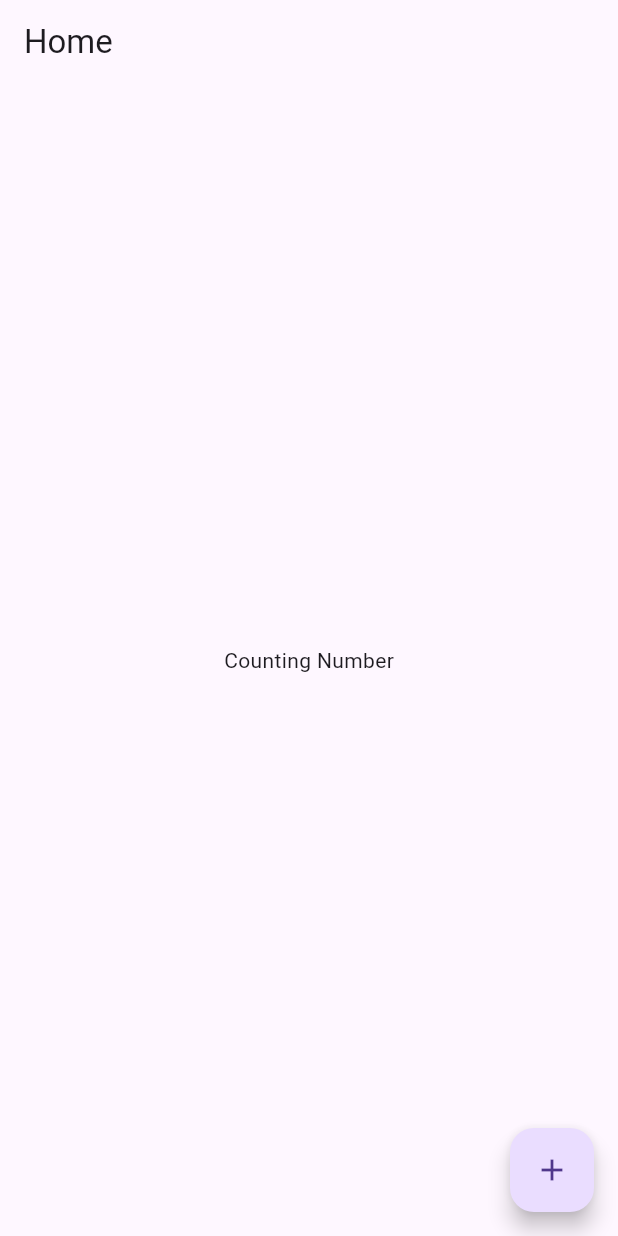
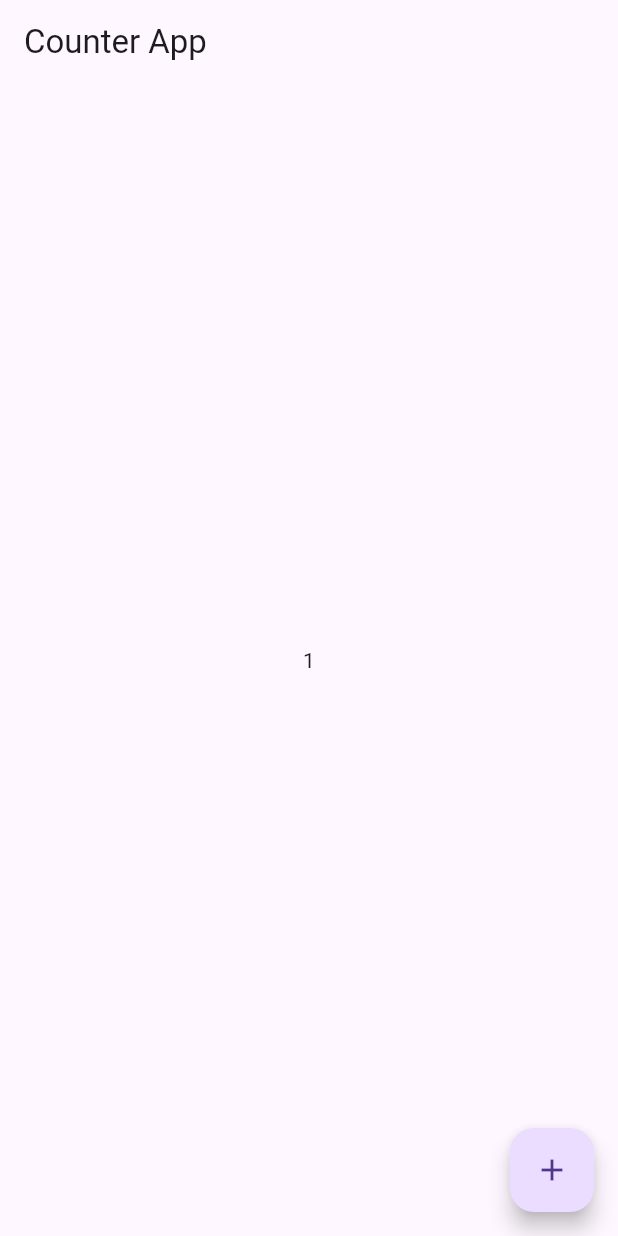
Before and after one commit to BongoCoderBD/counter_app, a Flutter app: the screen it shows after launch, after a tap on the "add" icon, on a phone screen of 412 x 824 dp. Run offline on Flutter 3.47's test engine with Material 3 defaults, Android fonts, the phone set to English and light mode, and no system bars.

Commit message:
This is Flutter Counter app part-2 and final

```diff
--- a/lib/Screens/home_screen.dart
+++ b/lib/Screens/home_screen.dart
@@ -7,20 +7,30 @@ class HomeScreen extends StatefulWidget {
     // TODO: implement createState
     return HomeScreenUI();
   }
-
 }
 
 class HomeScreenUI extends State<HomeScreen> {
+  int countNumber=0;
+
   @override
   Widget build(BuildContext context) {
-    // TODO: implement build
     return Scaffold(
-      appBar: AppBar(title: Text("Home"),),
+      appBar: AppBar(title: Text('Counter App'),),
       body: Center(
-        child: Text("Counting Number"),
+        child: Text(countNumber.toString()),
       ),
-      floatingActionButton: FloatingActionButton(onPressed: () {  }, child: Icon(Icons.add),
+      floatingActionButton: FloatingActionButton(
+        child: Icon(Icons.add),
+        onPressed: (){
 
+          setState((){
+            countNumber=countNumber+1;
+          });
+
+
+        },
       ),
     );
-  }}
+  }
+
+}
--- a/lib/main.dart
+++ b/lib/main.dart
@@ -1,11 +1,7 @@
-import 'package:flutter/cupertino.dart';
 import 'package:flutter/material.dart';
-
 import 'Screens/home_screen.dart';
 
-
-
-void main(){
+void main() {
   runApp(MyApp());
 }
 
```
